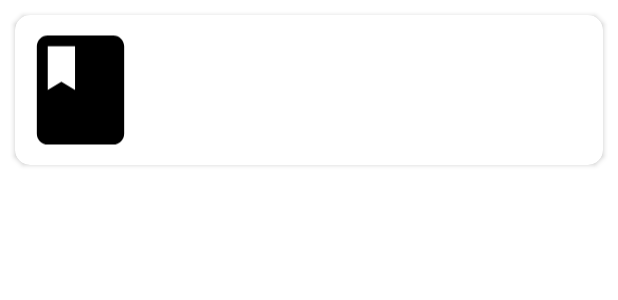
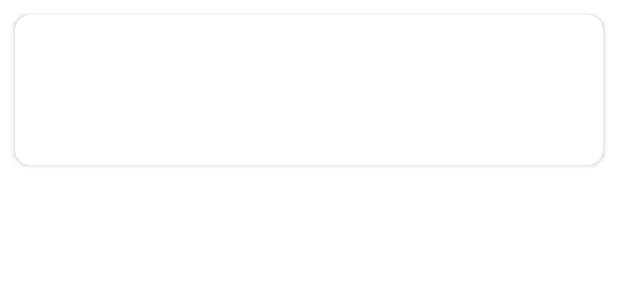
Before and after one commit to Islam-abdelwahed/Library_manager, an Android app: the layout recycler_view_item.xml on its own in the app's theme, with its tools: preview values and no code run, on a phone screen of 412 x 824 dp. Shown: the top 300 px of the screen. Run offline under Robolectric (Android 15) with nearby library versions, the phone set to English and light mode, and no system bars.

```diff
--- a/app/src/main/AndroidManifest.xml
+++ b/app/src/main/AndroidManifest.xml
@@ -1,7 +1,6 @@
 <?xml version="1.0" encoding="utf-8"?>
 <manifest xmlns:android="http://schemas.android.com/apk/res/android"
     xmlns:tools="http://schemas.android.com/tools">
-
     <uses-permission android:name="android.permission.CAMERA" />
     <uses-permission android:name="android.permission.INTERNET" />
     <application
--- a/app/src/main/java/com/example/library_manager/Activities/MainActivity.java
+++ b/app/src/main/java/com/example/library_manager/Activities/MainActivity.java
@@ -49,7 +49,7 @@ public class MainActivity extends AppCompatActivity {
     @Override
     protected void onResume() {
         super.onResume();
-        adapter = new RecyclerViewAdapter(db.GetAllBooks());
+        adapter = new RecyclerViewAdapter(db.GetAllBooks(),getApplicationContext());
         RecyclerView.LayoutManager lm = new LinearLayoutManager(this);
         rv = findViewById(R.id.Book_list);
         rv.setHasFixedSize(true);
@@ -114,7 +114,7 @@ public class MainActivity extends AppCompatActivity {
             @Override
             public boolean onQueryTextChange(String newText) {
                 ArrayList<Book> books = db.search(newText);
-                 adapter.set_search_result(books);
+               //  adapter.set_search_result(books);
 
                 tv.setText(getString(R.string.total) + books.size());
                 if (newText == "") {
--- a/app/src/main/java/com/example/library_manager/Activities/Splash_Screen.java
+++ b/app/src/main/java/com/example/library_manager/Activities/Splash_Screen.java
@@ -26,7 +26,6 @@ public class Splash_Screen extends AppCompatActivity {
                 int current = progressBar.getProgress();
                 if (current < progressBar.getMax()) {
                     current += 4;
-                    progressBar.setSecondaryProgress(current + 8);
                     progressBar.setProgress(current);
                 } else {
                     Intent i = new Intent(getApplicationContext(), MainActivity.class);
--- a/app/src/main/java/com/example/library_manager/BookAPI.java
+++ b/app/src/main/java/com/example/library_manager/BookAPI.java
@@ -142,7 +142,7 @@ public class BookAPI extends AsyncTask<String,Void,String> {
             int i = 0;
             String title = null;
             String authors = null;
-
+            Byte []image=null;
             // Look for results in the items array, exiting when both the title and author
             // are found or when all items have been checked.
             while (i < itemsArray.length() || (authors == null && title == null)) {
--- a/app/src/main/res/drawable/ic_baseline_book_24.xml
+++ /dev/null
@@ -1,5 +0,0 @@
-<vector android:height="24dp" android:tint="#000000"
-    android:viewportHeight="24" android:viewportWidth="24"
-    android:width="24dp" xmlns:android="http://schemas.android.com/apk/res/android">
-    <path android:fillColor="@android:color/white" android:pathData="M18,2H6c-1.1,0 -2,0.9 -2,2v16c0,1.1 0.9,2 2,2h12c1.1,0 2,-0.9 2,-2V4c0,-1.1 -0.9,-2 -2,-2zM6,4h5v8l-2.5,-1.5L6,12V4z"/>
-</vector>
--- a/app/src/main/res/drawable/ic_baseline_search_24.xml
+++ /dev/null
@@ -1,5 +0,0 @@
-<vector android:height="24dp" android:tint="#FFFFFF"
-    android:viewportHeight="24" android:viewportWidth="24"
-    android:width="24dp" xmlns:android="http://schemas.android.com/apk/res/android">
-    <path android:fillColor="@android:color/white" android:pathData="M15.5,14h-0.79l-0.28,-0.27C15.41,12.59 16,11.11 16,9.5 16,5.91 13.09,3 9.5,3S3,5.91 3,9.5 5.91,16 9.5,16c1.61,0 3.09,-0.59 4.23,-1.57l0.27,0.28v0.79l5,4.99L20.49,19l-4.99,-5zM9.5,14C7.01,14 5,11.99 5,9.5S7.01,5 9.5,5 14,7.01 14,9.5 11.99,14 9.5,14z"/>
-</vector>
--- a/app/src/main/res/layout/recycler_view_item.xml
+++ b/app/src/main/res/layout/recycler_view_item.xml
@@ -21,8 +21,7 @@
                 android:id="@+id/imageView"
                 android:layout_width="87dp"
                 android:layout_height="match_parent"
-                android:layout_gravity="start"
-                app:srcCompat="@drawable/ic_baseline_book_24" />
+                android:layout_gravity="start" />
 
             <TextView
                 android:id="@+id/author_name_tv"
--- a/app/src/main/res/layout/splash_screen.xml
+++ b/app/src/main/res/layout/splash_screen.xml
@@ -25,12 +25,12 @@
 
     <ProgressBar
         android:id="@+id/progressBar"
-        style="?android:attr/progressBarStyleHorizontal"
+        style="?android:attr/progressBarStyle"
         android:layout_width="272dp"
         android:layout_height="wrap_content"
         android:max="100"
-        android:progress="15"
-        android:secondaryProgress="30" />
+        android:progress="15" />
+
 
 </LinearLayout>
 </RelativeLayout>
```
Also changed, not shown: app/src/main/java/com/example/library_manager/Activities/Insert_Screen.java (+5 -9 lines), app/src/main/java/com/example/library_manager/Adapters/RecyclerViewAdapter.java (+6 -3 lines), app/src/main/java/com/example/library_manager/Converters/ImageConverter.java (+7 -1 lines), app/src/main/java/com/example/library_manager/DataBases/DataBase.java (+8 -4 lines), app/src/main/res/drawable-v24/book.png (added).
